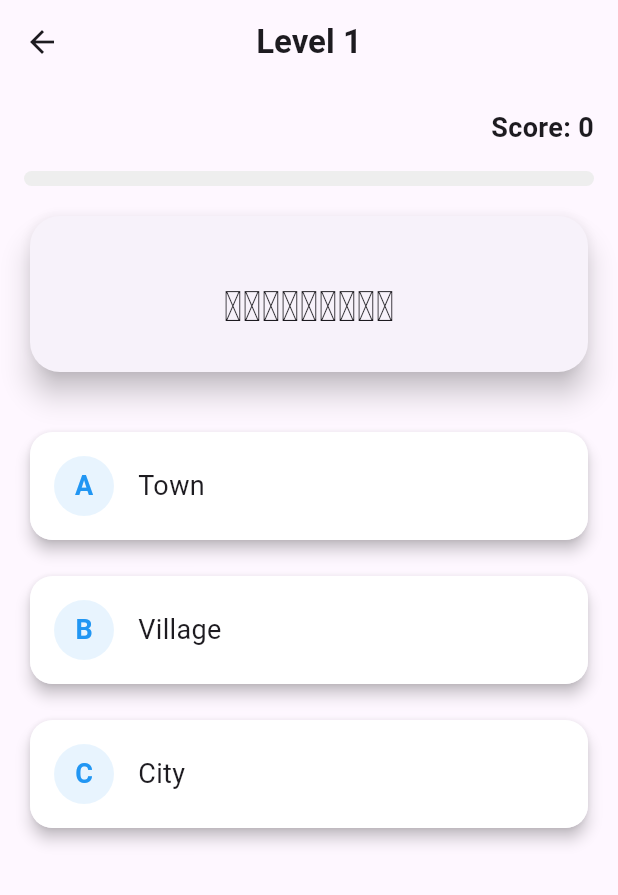
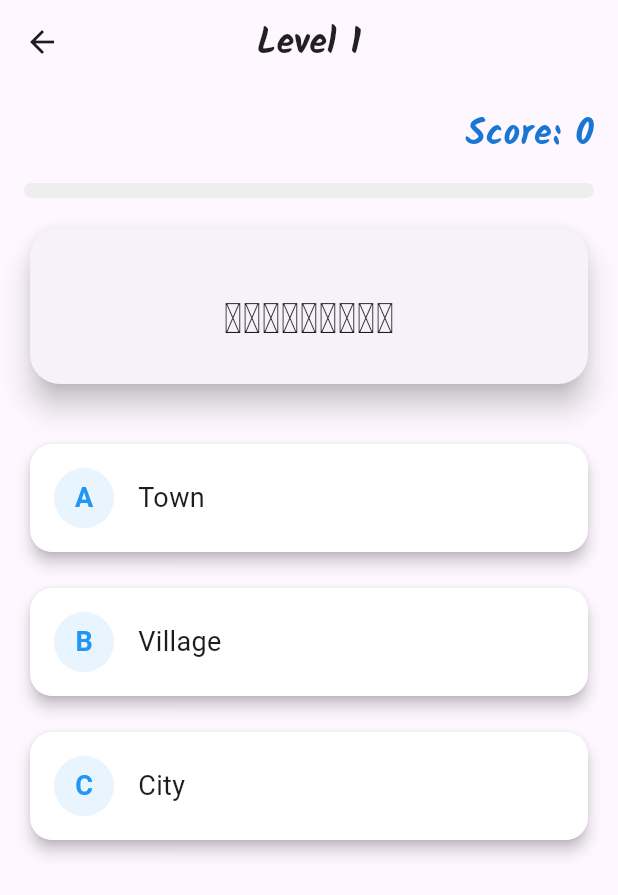
Before and after one commit to ProjectMira/bojang, a Flutter app: the screen it shows after launch, after a tap on an icon or button, on a phone screen of 412 x 824 dp. Shown: the top 895 px of the screen. Run offline on Flutter 3.47's test engine with Material 3 defaults, Android fonts, the phone set to English and light mode, and no system bars; our stand-ins replace google_fonts.

Commit message:
use google fonts for some texts

```diff
--- a/lib/screens/level_selection_screen.dart
+++ b/lib/screens/level_selection_screen.dart
@@ -1,5 +1,6 @@
 import 'package:flutter/material.dart';
 import 'quiz_screen.dart';
+import 'package:google_fonts/google_fonts.dart';
 
 class LevelSelectionScreen extends StatelessWidget {
   const LevelSelectionScreen({super.key});
@@ -8,11 +9,12 @@ class LevelSelectionScreen extends StatelessWidget {
   Widget build(BuildContext context) {
     return Scaffold(
       appBar: AppBar(
-        title: const Text(
-          'Learning Path',
-          style: TextStyle(
-            fontSize: 24,
+        title: Text(
+          'Bojang',
+          style: GoogleFonts.kalam(
+            fontSize: 32,
             fontWeight: FontWeight.bold,
+            color: Colors.black87,
           ),
         ),
         centerTitle: true,
@@ -164,7 +166,7 @@ class LevelSelectionScreen extends StatelessWidget {
                     ] else ...[
                       Text(
                         '$level',
-                        style: TextStyle(
+                        style: GoogleFonts.kalam(
                           fontSize: 32,
                           fontWeight: FontWeight.bold,
                           color: isUnlocked ? color : Colors.grey,
@@ -207,7 +209,7 @@ class LevelSelectionScreen extends StatelessWidget {
                     children: [
                       Text(
                         title,
-                        style: TextStyle(
+                        style: GoogleFonts.kalam(
                           fontSize: 20,
                           fontWeight: FontWeight.bold,
                           color: isUnlocked ? Colors.black87 : Colors.grey,
--- a/lib/screens/quiz_screen.dart
+++ b/lib/screens/quiz_screen.dart
@@ -1,6 +1,7 @@
 import 'package:flutter/material.dart';
 import '../data/quiz_data.dart';
 import '../models/quiz_question.dart';
+import 'package:google_fonts/google_fonts.dart';
 
 class QuizScreen extends StatefulWidget {
   final int level;
@@ -109,11 +110,19 @@ class _QuizScreenState extends State<QuizScreen> with SingleTickerProviderStateM
               const SizedBox(height: 16),
               Text(
                 'Your Score: $score/${questions.length}',
-                style: const TextStyle(fontSize: 20, fontWeight: FontWeight.bold),
+                style: GoogleFonts.kalam(
+                  fontSize: 24,
+                  fontWeight: FontWeight.bold,
+                  color: Colors.blue[700],
+                ),
               ),
               Text(
                 '${percentage.toStringAsFixed(0)}%',
-                style: const TextStyle(fontSize: 18),
+                style: GoogleFonts.kalam(
+                  fontSize: 22,
+                  fontWeight: FontWeight.bold,
+                  color: percentage >= 70 ? Colors.green[700] : Colors.blue[700],
+                ),
               ),
               const SizedBox(height: 16),
               Text(
@@ -182,8 +191,10 @@ class _QuizScreenState extends State<QuizScreen> with SingleTickerProviderStateM
       appBar: AppBar(
         title: Text(
           'Level ${widget.level}',
-          style: const TextStyle(
+          style: GoogleFonts.kalam(
+            fontSize: 24,
             fontWeight: FontWeight.bold,
+            color: Colors.black87,
           ),
         ),
         centerTitle: true,
@@ -233,9 +244,10 @@ class _QuizScreenState extends State<QuizScreen> with SingleTickerProviderStateM
                   children: [
                     Text(
                       'Score: $score',
-                      style: const TextStyle(
-                        fontSize: 18,
+                      style: GoogleFonts.kalam(
+                        fontSize: 24,
                         fontWeight: FontWeight.bold,
+                        color: Colors.blue[700],
                       ),
                     ),
                   ],
--- a/pubspec.yaml
+++ b/pubspec.yaml
@@ -35,6 +35,7 @@ dependencies:
   # Use with the CupertinoIcons class for iOS style icons.
   cupertino_icons: ^1.0.8
   provider: ^6.1.1
+  google_fonts: ^6.1.0
 
 dev_dependencies:
   flutter_test:
```
Also changed, not shown: pubspec.lock, 1 other file.
